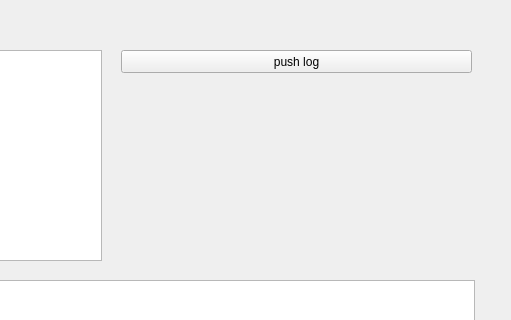
Before: the Qt Designer form window/log_window.ui in TERABYTE0130/logViewer, drawn with Qt 5; both pictures show x 449 to 960 and y 0 to 320 of the 960 by 540 pixel window.
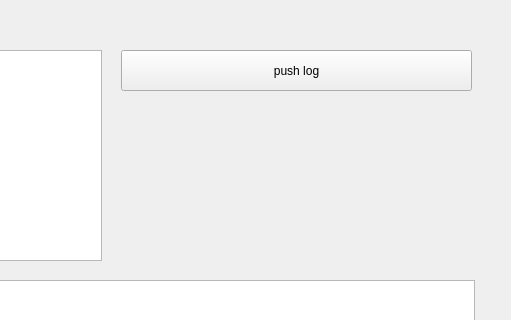
After: the same form once the commit is applied.

```diff
--- a/window/log_window.ui
+++ b/window/log_window.ui
@@ -25,6 +25,9 @@
   <property name="windowTitle">
    <string>MainWindow</string>
   </property>
+  <property name="autoFillBackground">
+   <bool>false</bool>
+  </property>
   <widget class="QWidget" name="centralwidget">
    <widget class="QTreeView" name="CategoryView">
     <property name="geometry">
@@ -58,9 +61,14 @@
       <x>570</x>
       <y>50</y>
       <width>351</width>
-      <height>23</height>
+      <height>41</height>
      </rect>
     </property>
+    <property name="font">
+     <font>
+      <family>Segoe UI</family>
+     </font>
+    </property>
     <property name="text">
      <string>push log</string>
     </property>
```
Left out of the diff: 15 changed lines with no effect on the pictures.
